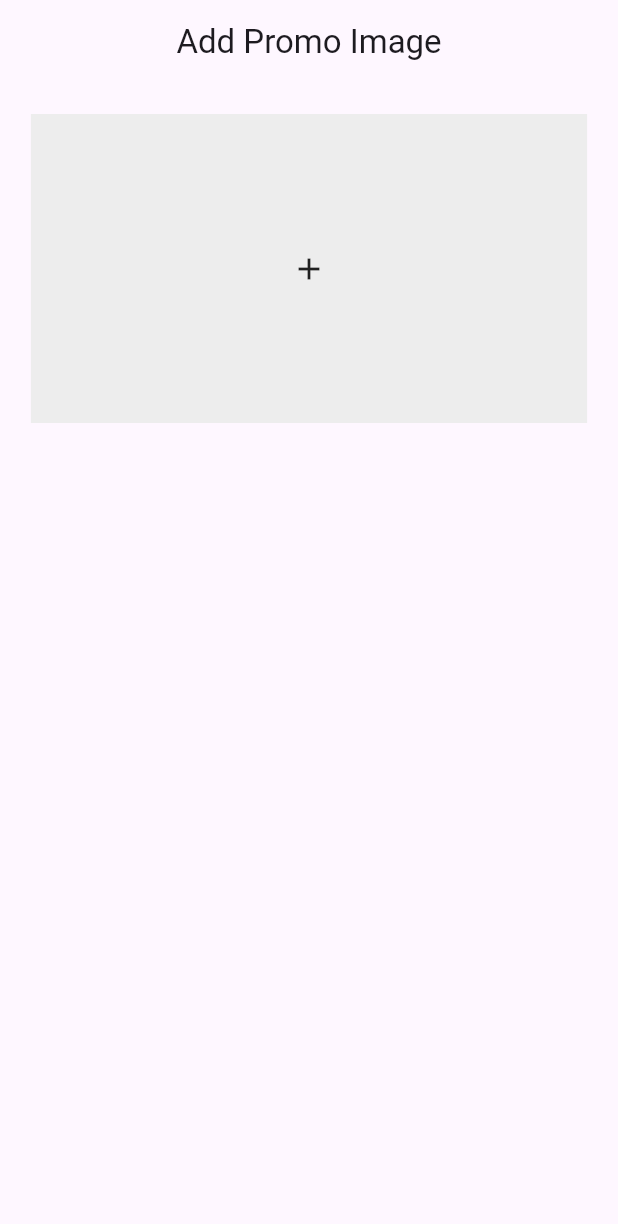
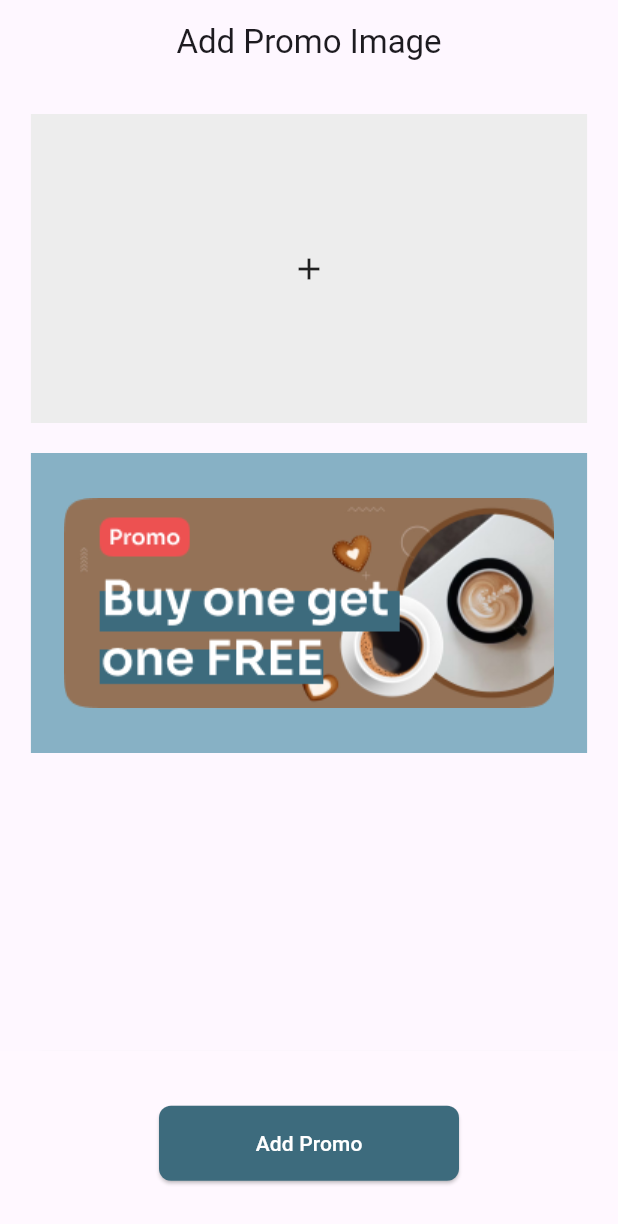
Before and after one commit to trt14/onze_coffee_app, a Flutter app: the screen it shows after launch, on a phone screen of 412 x 824 dp. Shown: the top 1224 px of the screen. Run offline on Flutter 3.47's test engine with Material 3 defaults, Android fonts, the phone set to English and light mode, and no system bars; our stand-ins replace device_preview, font_awesome_flutter, readmore.

Commit message:
Desgin:Employee add promo screen Done

```diff
--- a/lib/screen/employee/emp_promo_screen.dart
+++ b/lib/screen/employee/emp_promo_screen.dart
@@ -1,5 +1,8 @@
 import 'package:flutter/material.dart';
+import 'package:onze_coffee_app/helper/custom_colors.dart';
+import 'package:onze_coffee_app/widget/comment/custom_button_bottom_sheet.dart';
 import 'package:onze_coffee_app/widget/custom_add_image.dart';
+import 'package:onze_coffee_app/widget/image_banner.dart';
 
 class EmpPromoScreen extends StatelessWidget {
   const EmpPromoScreen({super.key});
@@ -8,16 +11,29 @@ class EmpPromoScreen extends StatelessWidget {
   Widget build(BuildContext context) {
     return Scaffold(
       appBar: AppBar(
-        title: Center(
+        title: const Center(
           child: Text("Add Promo Image"),
         ),
       ),
-      body: Column(
+      bottomSheet: CustomButtonBottomSheet(
+        title: "Add Promo",
+        onPressed: () {},
+      ),
+      body: const Column(
         children: [
           SizedBox(
             height: 20,
           ),
           CustomAddImage(),
+          SizedBox(
+            height: 20,
+          ),
+          ImageBanner(
+            imageSrc: "assets/banner/Banner.png",
+            firstColor: AppColor.forth,
+            seconedColor: AppColor.forth,
+            width: 0.9,
+          ),
         ],
       ),
     );
--- a/lib/screen/shared/product_details_screen.dart
+++ b/lib/screen/shared/product_details_screen.dart
@@ -13,6 +13,7 @@ class ProductDetailsScreen extends StatelessWidget {
         title: const Center(child: Text("Detail")),
       ),
       bottomSheet: CustomButtonBottomSheet(
+        title: "Add to Cart",
         price: "10",
         onPressed: () {},
       ),
--- a/lib/widget/comment/custom_button_bottom_sheet.dart
+++ b/lib/widget/comment/custom_button_bottom_sheet.dart
@@ -4,13 +4,12 @@ import 'package:onze_coffee_app/helper/screen.dart';
 import 'package:onze_coffee_app/widget/custom_main_button.dart';
 
 class CustomButtonBottomSheet extends StatelessWidget {
-  const CustomButtonBottomSheet({
-    super.key,
-    this.price = "",
-    this.onPressed,
-  });
+  const CustomButtonBottomSheet(
+      {super.key, this.price = "", this.onPressed, required this.title});
   final String? price;
   final void Function()? onPressed;
+  final String title;
+
   @override
   Widget build(BuildContext context) {
     return Container(
@@ -43,15 +42,14 @@ class CustomButtonBottomSheet extends StatelessWidget {
                 ),
                 Align(
                     alignment: Alignment.center,
-                    child: CustomMainButton(
-                        title: "Add to cart", onPressed: onPressed))
+                    child: CustomMainButton(title: title, onPressed: onPressed))
               ],
             )
           : Row(
               mainAxisAlignment: MainAxisAlignment.center,
               children: [
                 CustomMainButton(
-                  title: "Buy",
+                  title: title,
                   onPressed: onPressed,
                 ),
               ],
--- a/lib/widget/image_banner.dart
+++ b/lib/widget/image_banner.dart
@@ -3,21 +3,26 @@ import 'package:onze_coffee_app/helper/custom_colors.dart';
 import 'package:onze_coffee_app/helper/screen.dart';
 
 class ImageBanner extends StatelessWidget {
-  const ImageBanner({
-    super.key,
-    required this.imageSrc,
-  });
+  const ImageBanner(
+      {super.key,
+      required this.imageSrc,
+      this.firstColor = AppColor.primary,
+      this.width = 1,
+      this.seconedColor = AppColor.white});
   final String imageSrc;
+  final Color firstColor;
+  final Color seconedColor;
+  final double width;
   @override
   Widget build(BuildContext context) {
     return Container(
-      width: context.getWidth(value: 1),
+      width: context.getWidth(value: width),
       height: 200,
-      decoration: const BoxDecoration(
+      decoration: BoxDecoration(
         gradient: LinearGradient(
           colors: [
-            AppColor.primary, // Top half color
-            Colors.white, // Bottom half color
+            firstColor, // Top half color
+            seconedColor, // Bottom half color
           ],
           begin: Alignment.topCenter,
           end: Alignment.bottomCenter,
```
Also changed, not shown: pubspec.lock, 1 other file.
